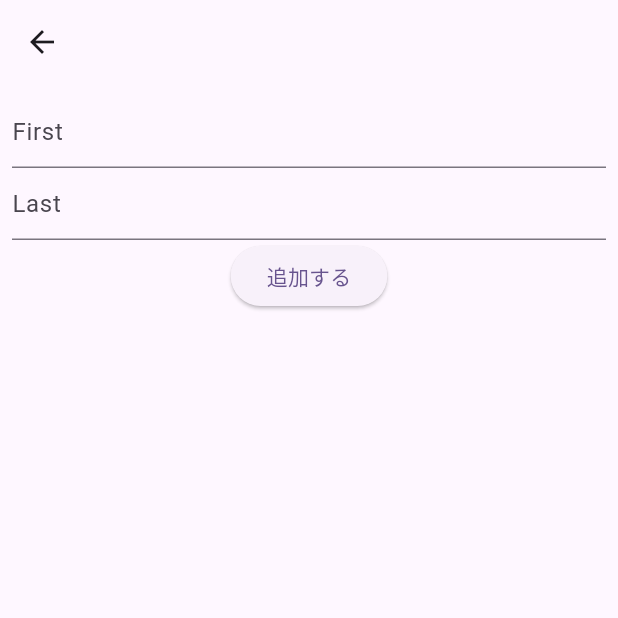
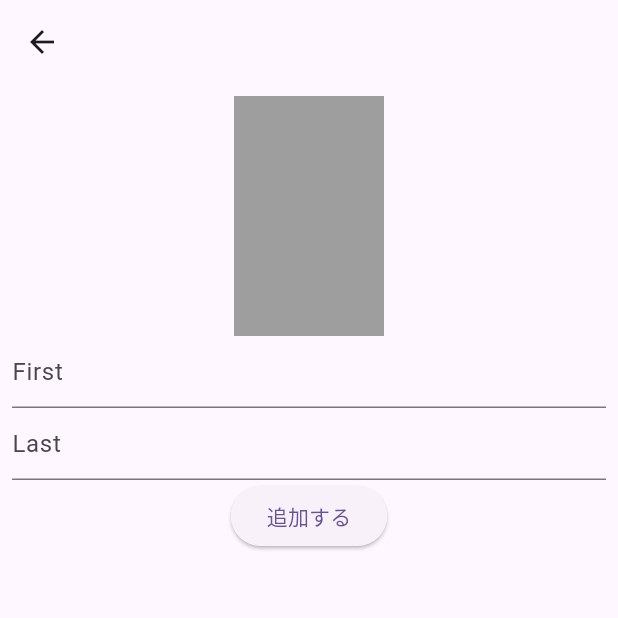
Before and after one commit to daichi-miyajima/instagram_app, a Flutter app: the screen it shows after launch, after a tap on the "add" icon, on a phone screen of 412 x 824 dp, the top half of it. Run offline on Flutter 3.47's test engine with Material 3 defaults, Android fonts, the phone set to English and light mode, and no system bars; our stand-ins replace cloud_firestore, firebase_auth, firebase_core, firebase_storage, image_picker; accounts and stored records are empty; network calls fail.

```diff
--- a/lib/add/add_page.dart
+++ b/lib/add/add_page.dart
@@ -15,6 +15,22 @@ class AddPage extends StatelessWidget {
         child: Consumer<AddModel>(
           builder: (context, addModel, child) => Column(
             children: [
+              InkWell(
+                onTap: () async {
+                  // カメラロール開いて写真選ぶ
+                  addModel.pickImage();
+                },
+                child: SizedBox(
+                  width: 100,
+                  height: 160,
+                  // 選んだ写真を表示
+                  child: addModel.imageFile != null
+                      ? Image.file(addModel.imageFile!)
+                      : Container(
+                    color: Colors.grey,
+                  ),
+                ),
+              ),
               TextField(
                 decoration: const InputDecoration(
                   hintText: 'First',
@@ -33,7 +49,8 @@ class AddPage extends StatelessWidget {
               ),
               ElevatedButton(
                 onPressed: () async {
-                  await addModel.addToFirebase();
+                  // 画像アップロード処理
+                  await addModel.addImage();
                   Navigator.pop(context);
                 },
                 child: Text('追加する'),
--- a/lib/feed/feed_page.dart
+++ b/lib/feed/feed_page.dart
@@ -22,6 +22,10 @@ class FeedPage extends StatelessWidget {
               children: feedModel.users
                   .map(
                     (user) => ListTile(
+                  // 一旦画像は仮置き
+                  leading: user.imageURL != null
+                      ? Image.network(user.imageURL!)
+                      : null,
                   title: Text(user.first),
                   subtitle: Text(user.last),
                   trailing: Text(user.born.toString()),
--- a/lib/users.dart
+++ b/lib/users.dart
@@ -5,12 +5,14 @@ class Users {
   final String first;
   final String last;
   final int born;
+  final String? imageURL; // imageURL を nullable に変更
 
   Users({
     required this.id,
     required this.first,
     required this.last,
     required this.born,
+    this.imageURL,
   });
 
   factory Users.fromFirestore(DocumentSnapshot doc) {
@@ -20,6 +22,7 @@ class Users {
       first: data['first'],
       last: data['last'],
       born: data['born'],
+      imageURL: data['imageURL'],
     );
   }
 }
--- a/pubspec.yaml
+++ b/pubspec.yaml
@@ -17,6 +17,8 @@ dependencies:
   cloud_firestore: ^4.15.4
   firebase_auth: ^4.17.4
   provider: ^6.1.1
+  image_picker: ^1.0.7
+  firebase_storage: ^11.6.6
 
 dev_dependencies:
   flutter_test:
```
Also changed, not shown: lib/add/add_model.dart (+33 -8 lines), lib/assets/avator.jpeg (added), pubspec.lock, 2 other files.
